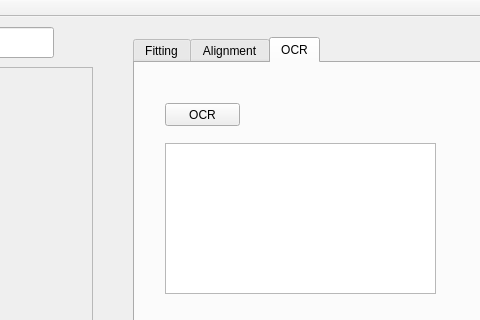
First picture: the form in VisionWidget/visionwidget.ui, repository hceng123/VisionLibrary, before the edit; both pictures show x 617 to 1097 and y 0 to 320 of the 1346 by 788 pixel window.
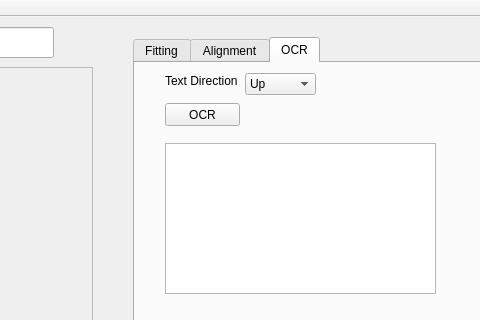
Second picture: the form after the edit. The open tabs and pages were chosen to show the change. Custom widgets are drawn as their Qt base class.

The edit to the form file:
```diff
--- a/VisionWidget/visionwidget.ui
+++ b/VisionWidget/visionwidget.ui
@@ -600,6 +600,49 @@
        <bool>true</bool>
       </property>
      </widget>
+     <widget class="QComboBox" name="comboBoxOcrTextDirection">
+      <property name="geometry">
+       <rect>
+        <x>110</x>
+        <y>10</y>
+        <width>71</width>
+        <height>22</height>
+       </rect>
+      </property>
+      <item>
+       <property name="text">
+        <string>Up</string>
+       </property>
+      </item>
+      <item>
+       <property name="text">
+        <string>Down</string>
+       </property>
+      </item>
+      <item>
+       <property name="text">
+        <string>Left</string>
+       </property>
+      </item>
+      <item>
+       <property name="text">
+        <string>Right</string>
+       </property>
+      </item>
+     </widget>
+     <widget class="QLabel" name="labelOcrTextDirection">
+      <property name="geometry">
+       <rect>
+        <x>30</x>
+        <y>10</y>
+        <width>81</width>
+        <height>16</height>
+       </rect>
+      </property>
+      <property name="text">
+       <string>Text Direction</string>
+      </property>
+     </widget>
     </widget>
    </widget>
   </widget>
```
